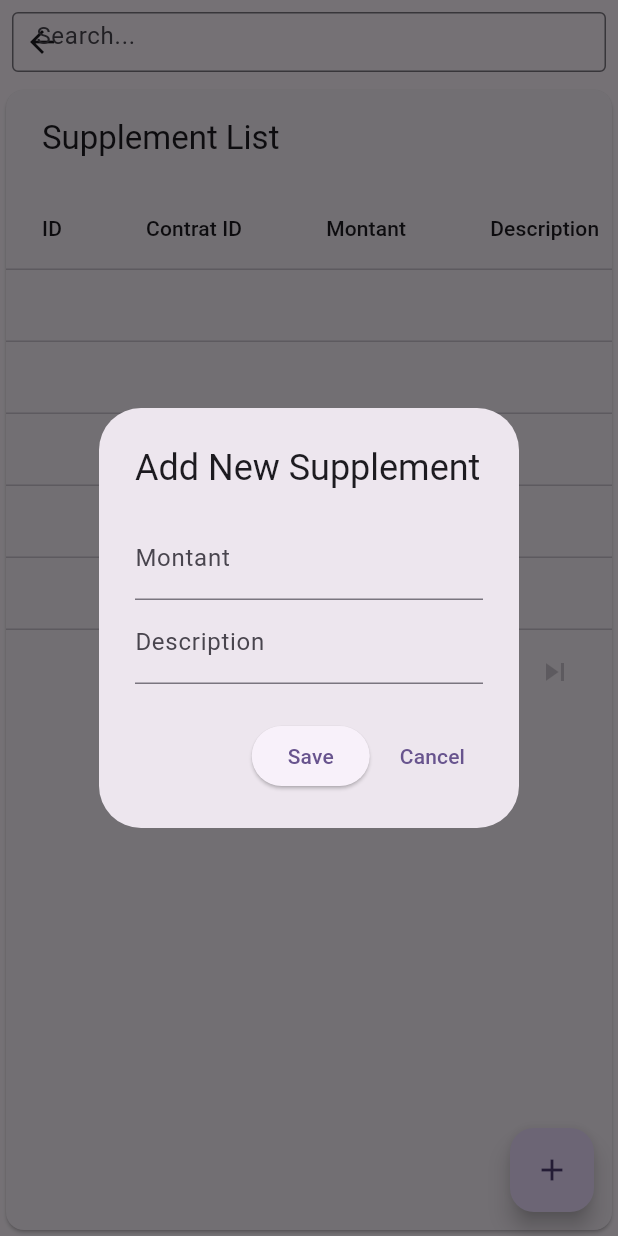
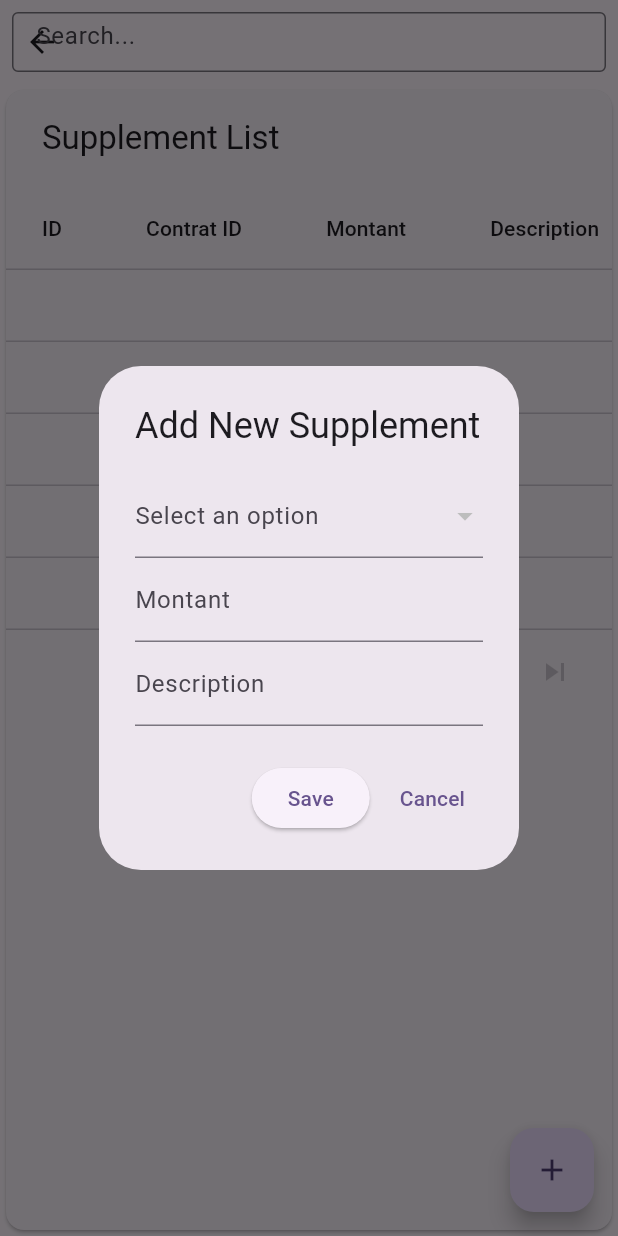
Before and after one commit to ChZakaria/FlutterApp, a Flutter app: the SupplementList screen opened directly, after a tap on the "add" icon, on a phone screen of 412 x 824 dp. Run offline on Flutter 3.47's test engine with Material 2 defaults, Android fonts, the phone set to English and light mode, and no system bars; our stand-ins replace shared_preferences; accounts and stored records are empty; network calls fail.

Commit message:
Fixing charge and supplements

```diff
--- a/lib/locatairesList.dart
+++ b/lib/locatairesList.dart
@@ -380,7 +380,7 @@ class _LocatairesListState extends State<LocatairesList> {
   Widget build(BuildContext context) {
     return Scaffold(
       appBar: AppBar(
-        automaticallyImplyLeading: false,
+        automaticallyImplyLeading: true,
         actions: [
           Flexible(
             child: Padding(
--- a/lib/supplementsList.dart
+++ b/lib/supplementsList.dart
@@ -3,8 +3,6 @@ import 'dart:convert';
 import 'package:flutter/material.dart';
 import '../../api/apiService.dart' as client;
 import 'models/supplement.dart';
-
-
 
 class SupplementList extends StatefulWidget {
   @override
@@ -13,8 +11,7 @@ class SupplementList extends StatefulWidget {
 
 class _SupplementListState extends State<SupplementList> {
   List<Map<String, dynamic>> supplementList = [];
-    List<Map<String, dynamic>> displayedSupplements = [];
-
+  List<Map<String, dynamic>> displayedSupplements = [];
 
   TextEditingController montantController = TextEditingController();
   TextEditingController descriptionController = TextEditingController();
@@ -23,7 +20,9 @@ class _SupplementListState extends State<SupplementList> {
   final GlobalKey<FormState> _formKey = GlobalKey<FormState>();
   int? selectedIndex = -1;
   String? bearerToken;
+  String? _selectedOption;
 
+  List<String> _options = [];
 
   @override
   void initState() {
@@ -48,6 +47,19 @@ class _SupplementListState extends State<SupplementList> {
         displayedSupplements = List.from(supplementList);
       });
     });
+    client.ApiService.makeApiRequest(
+      'contratsIds',
+      'GET',
+      null,
+    ).then((value) {
+      dynamic responseMap = value;
+
+      var optionsData = responseMap["ids"];
+
+      for (var optionJson in optionsData) {
+        _options.add(optionJson.toString());
+      }
+    });
   }
 
   void _getIndex(int index) {
@@ -57,18 +69,24 @@ class _SupplementListState extends State<SupplementList> {
     });
   }
 
-
-void _searchSupplements(String query) {
+  void _searchSupplements(String query) {
     setState(() {
       displayedSupplements = supplementList
           .where((supplement) =>
               supplement["id"].toLowerCase().contains(query.toLowerCase()) ||
-              supplement["contrat_id"].toLowerCase().contains(query.toLowerCase()) ||
-              supplement["montant"].toLowerCase().contains(query.toLowerCase()) ||
-              supplement["discription"].toLowerCase().contains(query.toLowerCase()))
+              supplement["contrat_id"]
+                  .toLowerCase()
+                  .contains(query.toLowerCase()) ||
+              supplement["montant"]
+                  .toLowerCase()
+                  .contains(query.toLowerCase()) ||
+              supplement["discription"]
+                  .toLowerCase()
+                  .contains(query.toLowerCase()))
           .toList();
     });
   }
+
   void _editSupplement(int index) {
     // Implement edit functionality here
     Supplement supplement = Supplement.fromJson(displayedSupplements[index]);
@@ -225,6 +243,23 @@ void _searchSupplements(String query) {
               key: _formKey,
               child: Column(
                 children: <Widget>[
+                  DropdownButtonFormField<String>(
+                    value: _selectedOption,
+                    items: _options.map((String option) {
+                      return DropdownMenuItem<String>(
+                        value: option,
+                        child: Text(option),
+                      );
+                    }).toList(),
+                    onChanged: (String? newValue) {
+                      setState(() {
+                        _selectedOption = newValue;
+                      });
+                    },
+                    decoration: InputDecoration(
+                      labelText: 'Select an option',
+                    ),
+                  ),
                   TextFormField(
                     controller: montantController,
                     keyboardType: TextInputType.number,
```
Also changed, not shown: lib/chargeFixesList.dart (+32 -35 lines), lib/login_page.dart (+8 -0 lines), lib/models/chargeFixes.dart (+7 -24 lines).
